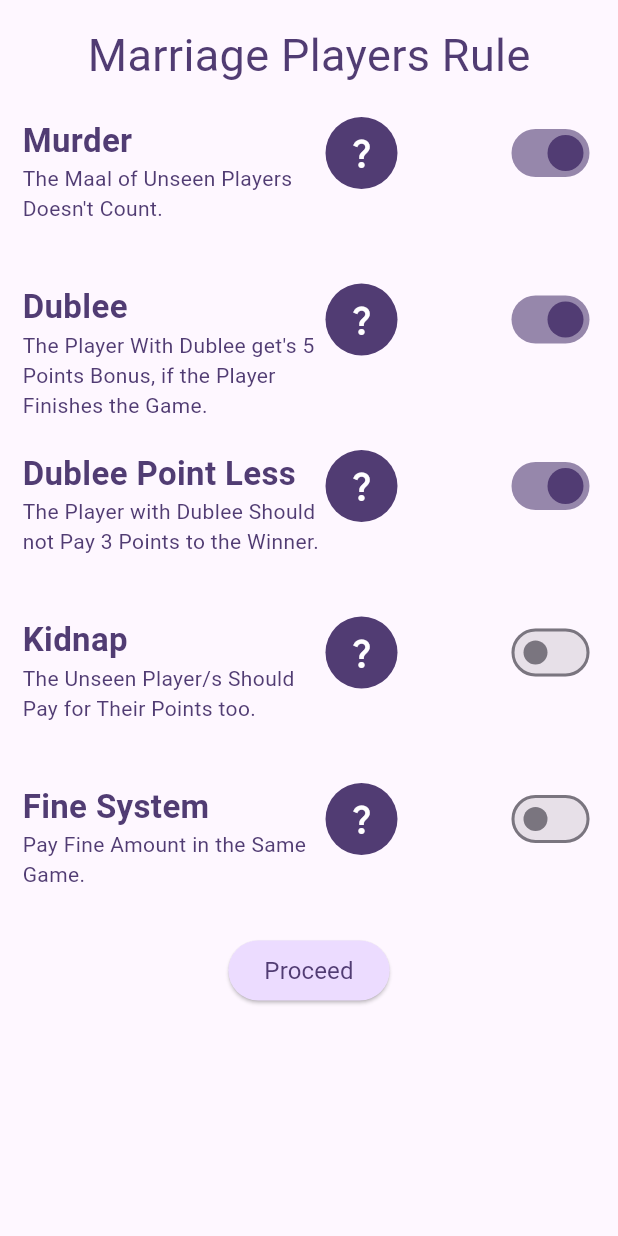
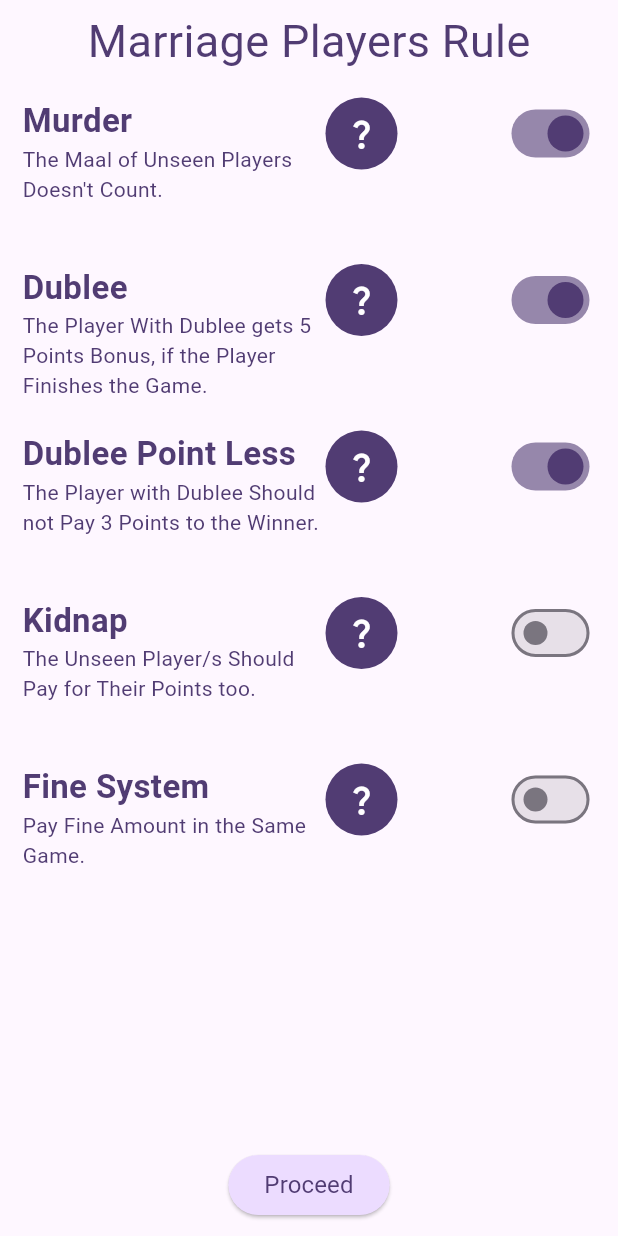
Before and after one commit to Kapil9861/ProductionProject, a Flutter app: the MarriagePlayerRules screen opened directly, on a phone screen of 412 x 824 dp. Run offline on Flutter 3.47's test engine with Material 3 defaults, Android fonts, the phone set to English and light mode, and no system bars; our stand-ins replace hive, hive_flutter, screenshot, share_plus, speech_to_text; accounts and stored records are empty.

Commit message:
final debugging

```diff
--- a/lib/widgets/screens/marriage/marriage_players_rules.dart
+++ b/lib/widgets/screens/marriage/marriage_players_rules.dart
@@ -1,5 +1,3 @@
-// ignore_for_file: unused_local_variable
-
 import 'package:flutter/material.dart';
 import 'package:sajilo_hisab/main.dart';
 import 'package:sajilo_hisab/widgets/screens/marriage/marriage_home.dart';
@@ -14,7 +12,6 @@ class MarriagePlayerRules extends StatefulWidget {
 }
 
 class _MarriagePlayerRulesState extends State<MarriagePlayerRules> {
-  // bool isSwitched = true;
   List<bool> isSwitched = [true, true, true, false, false];
 
   void _toggleSwitch(bool value, int index) {
@@ -22,9 +19,9 @@ class _MarriagePlayerRulesState extends State<MarriagePlayerRules> {
       if (index < isSwitched.length) {
         isSwitched[index] = value;
       }
-      if (index == 0 && isSwitched[0] == false) {
+      if (index == 0 && !isSwitched[0]) {
         isSwitched[3] = false;
-      } else if (index == 3 && isSwitched[3] == true) {
+      } else if (index == 3 && isSwitched[3]) {
         isSwitched[0] = true;
       }
     });
@@ -32,9 +29,8 @@ class _MarriagePlayerRulesState extends State<MarriagePlayerRules> {
 
   @override
   Widget build(BuildContext context) {
-    String title;
-    String infoText;
     Size screenSize = MediaQuery.of(context).size;
+    double width = screenSize.width;
     Color color = Theme.of(context).colorScheme.onPrimaryContainer;
     if (Theme.of(context).brightness == Brightness.dark) {
       color = Theme.of(context).colorScheme.onPrimary;
@@ -42,87 +38,74 @@ class _MarriagePlayerRulesState extends State<MarriagePlayerRules> {
     Color buttonColor = Theme.of(context).brightness == Brightness.dark
         ? Colors.white
         : kColorScheme.onPrimaryContainer;
+
     String getTitle(int index) {
-      if (index == 0) {
-        return title = "Murder";
-      } else if (index == 1) {
-        return title = "Dublee";
-      } else if (index == 2) {
-        return title = "Dublee Point Less";
-      } else if (index == 3) {
-        return title = "Kidnap";
-      } else {
-        return title = "Fine System";
+      switch (index) {
+        case 0:
+          return "Murder";
+        case 1:
+          return "Dublee";
+        case 2:
+          return "Dublee Point Less";
+        case 3:
+          return "Kidnap";
+        default:
+          return "Fine System";
       }
     }
 
     String getInfoText(int index) {
-      if (index == 0) {
-        return infoText = "The Maal of Unseen Players Doesn't Count.";
-      } else if (index == 1) {
-        return "The Player With Dublee get's 5 Points Bonus, if the Player Finishes the Game.";
-      } else if (index == 2) {
-        return infoText =
-            "The Player with Dublee Should not Pay 3 Points to the Winner.";
-      } else if (index == 3) {
-        return infoText =
-            "The Unseen Player/s Should Pay for Their Points too.";
-      } else {
-        return infoText = "Pay Fine Amount in the Same Game.";
+      switch (index) {
+        case 0:
+          return "The Maal of Unseen Players Doesn't Count.";
+        case 1:
+          return "The Player With Dublee gets 5 Points Bonus, if the Player Finishes the Game.";
+        case 2:
+          return "The Player with Dublee Should not Pay 3 Points to the Winner.";
+        case 3:
+          return "The Unseen Player/s Should Pay for Their Points too.";
+        default:
+          return "Pay Fine Amount in the Same Game.";
       }
     }
 
     return Scaffold(
       body: SafeArea(
-        child: SingleChildScrollView(
-          child: SizedBox(
-            height: screenSize.height < 686
-                ? screenSize.height + 230
-                : screenSize.height < 636
-                    ? screenSize.height + 210
-                    : screenSize.height + 130,
-            child: Center(
-              child: Padding(
-                padding: const EdgeInsets.all(15.0),
-                child: Column(
-                  mainAxisSize: MainAxisSize.max,
-                  children: <Widget>[
-                    Expanded(
         child: Column(
           children: [
-                          const Padding(
-                            padding: EdgeInsets.only(bottom: 10),
+            Padding(
+              padding: const EdgeInsets.all(6.0),
               child: Text(
                 "Marriage Players Rule",
-                              style: TextStyle(fontSize: 30),
+                style: TextStyle(fontSize: width < 340 ? 26 : 30),
               ),
             ),
-                          for (int index = 0;
-                              index < isSwitched.length;
-                              index++)
-                            Padding(
+            Expanded(
+              child: ListView.builder(
+                padding: const EdgeInsets.symmetric(horizontal: 15),
+                itemCount: isSwitched.length,
+                itemBuilder: (context, index) {
+                  return Padding(
                     padding: const EdgeInsets.only(top: 10),
                     child: SizedBox(
-                                height: 101,
+                      height: width < 340 ? 150 : 101,
                       child: Row(
                         crossAxisAlignment: CrossAxisAlignment.start,
                         children: [
                           Expanded(
                             child: Column(
-                                        crossAxisAlignment:
-                                            CrossAxisAlignment.start,
+                              crossAxisAlignment: CrossAxisAlignment.start,
                               children: [
                                 Text(
                                   getTitle(index),
-                                            style: const TextStyle(
-                                                fontSize: 22,
+                                  style: TextStyle(
+                                      fontSize: width < 340 ? 18 : 22,
                                       fontWeight: FontWeight.bold),
                                 ),
                                 Text(
                                   getInfoText(index),
-                                            style: const TextStyle(
-                                              fontSize: 14,
-                                            ),
+                                  style: TextStyle(
+                                      fontSize: width < 340 ? 11 : 14),
                                 ),
                               ],
                             ),
@@ -136,8 +119,7 @@ class _MarriagePlayerRulesState extends State<MarriagePlayerRules> {
                               onPressed: () {
                                 Navigator.of(context).push(
                                   MaterialPageRoute(
-                                              builder: (context) =>
-                                                  const MarriageRules(),
+                                    builder: (context) => const MarriageRules(),
                                   ),
                                 );
                               },
@@ -148,12 +130,13 @@ class _MarriagePlayerRulesState extends State<MarriagePlayerRules> {
                             ),
                           ),
                           SizedBox(
-                                      width: screenSize.width - 340,
+                            width: screenSize.width > 340
+                                ? screenSize.width - 340
+                                : 0,
                           ),
                           Switch(
-                                      activeTrackColor: Theme.of(context)
-                                                  .brightness ==
-                                              Brightness.dark
+                            activeTrackColor:
+                                Theme.of(context).brightness == Brightness.dark
                                     ? kDarkColorScheme.onPrimaryContainer
                                     : kColorScheme.onPrimaryContainer
                                         .withOpacity(0.6),
@@ -166,15 +149,19 @@ class _MarriagePlayerRulesState extends State<MarriagePlayerRules> {
                         ],
                       ),
                     ),
+                  );
+                },
+              ),
             ),
             Padding(
-                            padding: const EdgeInsets.only(top: 0.0),
+              padding:
+                  const EdgeInsets.only(left: 10.0, right: 10.0, bottom: 10),
               child: ElevatedButton(
                 onPressed: () {
                   Navigator.of(context).push(
                     MaterialPageRoute(
-                                    builder: (context) => MarriageHomeScreen(
-                                        conditions: isSwitched),
+                      builder: (context) =>
+                          MarriageHomeScreen(conditions: isSwitched),
                     ),
                   );
                 },
@@ -183,15 +170,8 @@ class _MarriagePlayerRulesState extends State<MarriagePlayerRules> {
                   color: buttonColor,
                 ),
               ),
-                          )
-                        ],
-                      ),
             ),
           ],
-                ),
-              ),
-            ),
-          ),
         ),
       ),
     );
```
Also changed, not shown: lib/widgets/screens/call_break/call_break_player_rules.dart (+31 -42 lines). Lines whose indentation alone changed are shown as unchanged.
